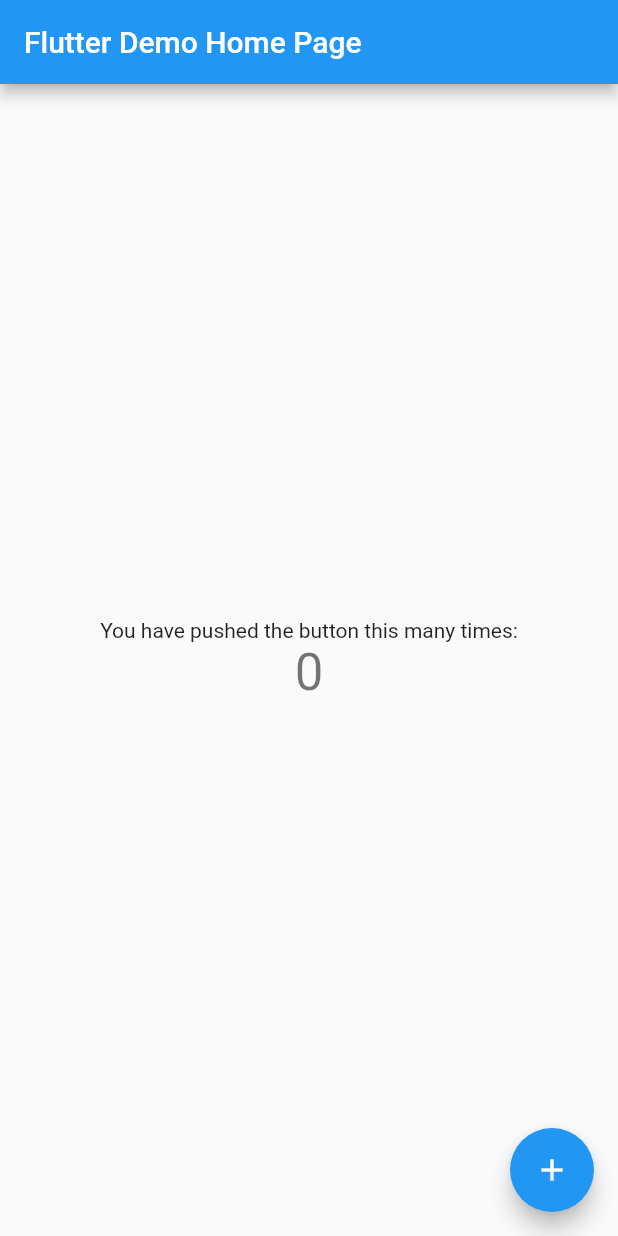
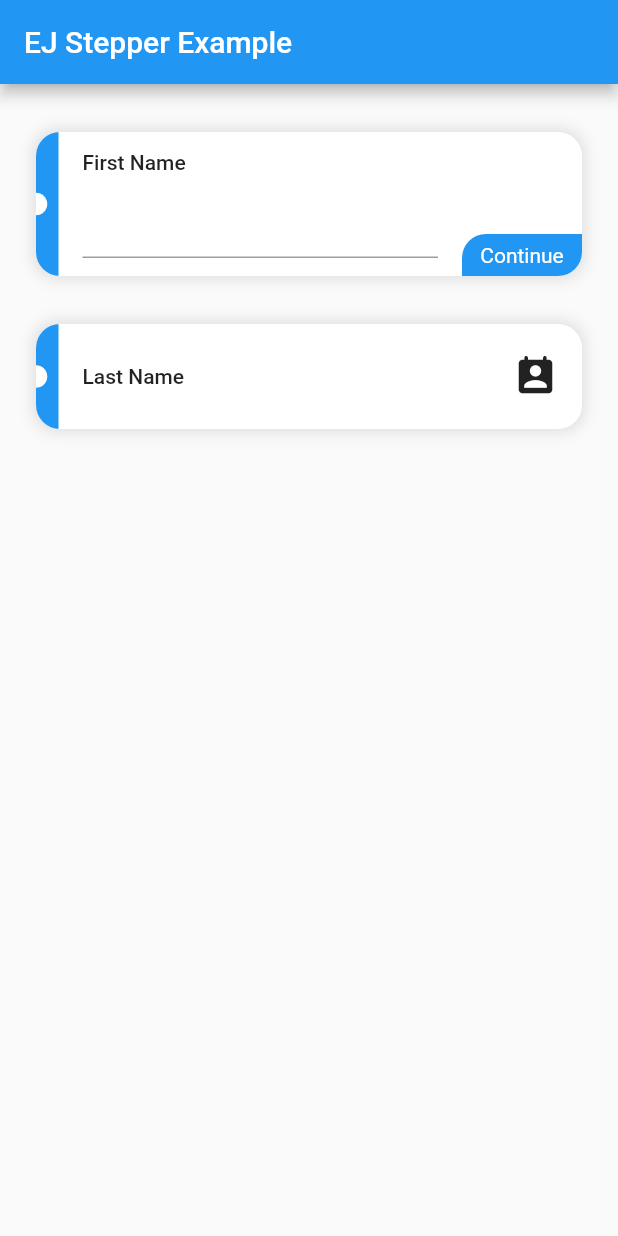
Before and after one commit to EhsnJmli/ej_stepper, a Flutter app: the screen it shows after launch, on a phone screen of 412 x 824 dp. Run offline on Flutter 3.47's test engine with Material 2 defaults, Android fonts, the phone set to English and light mode, and no system bars.

Commit message:
Updated README.md Added Example

```diff
--- a/example/lib/main.dart
+++ b/example/lib/main.dart
@@ -1,3 +1,4 @@
+import 'package:ej_stepper/ej_stepper.dart';
 import 'package:flutter/material.dart';
 
 void main() {
@@ -5,40 +6,20 @@ void main() {
 }
 
 class MyApp extends StatelessWidget {
-  // This widget is the root of your application.
   @override
   Widget build(BuildContext context) {
     return MaterialApp(
-      title: 'Flutter Demo',
+      title: 'EJ Stepper',
       theme: ThemeData(
-        // This is the theme of your application.
-        //
-        // Try running your application with "flutter run". You'll see the
-        // application has a blue toolbar. Then, without quitting the app, try
-        // changing the primarySwatch below to Colors.green and then invoke
-        // "hot reload" (press "r" in the console where you ran "flutter run",
-        // or simply save your changes to "hot reload" in a Flutter IDE).
-        // Notice that the counter didn't reset back to zero; the application
-        // is not restarted.
         primarySwatch: Colors.blue,
       ),
-      home: MyHomePage(title: 'Flutter Demo Home Page'),
+      home: MyHomePage(title: 'EJ Stepper Example'),
     );
   }
 }
 
 class MyHomePage extends StatefulWidget {
   MyHomePage({Key key, this.title}) : super(key: key);
-
-  // This widget is the home page of your application. It is stateful, meaning
-  // that it has a State object (defined below) that contains fields that affect
-  // how it looks.
-
-  // This class is the configuration for the state. It holds the values (in this
-  // case the title) provided by the parent (in this case the App widget) and
-  // used by the build method of the State. Fields in a Widget subclass are
-  // always marked "final".
-
   final String title;
 
   @override
@@ -46,68 +27,112 @@ class MyHomePage extends StatefulWidget {
 }
 
 class _MyHomePageState extends State<MyHomePage> {
-  int _counter = 0;
+  String firstName;
+  String lastName;
 
-  void _incrementCounter() {
-    setState(() {
-      // This call to setState tells the Flutter framework that something has
-      // changed in this State, which causes it to rerun the build method below
-      // so that the display can reflect the updated values. If we changed
-      // _counter without calling setState(), then the build method would not be
-      // called again, and so nothing would appear to happen.
-      _counter++;
-    });
-  }
+  int currentStep = 0;
 
   @override
   Widget build(BuildContext context) {
-    // This method is rerun every time setState is called, for instance as done
-    // by the _incrementCounter method above.
-    //
-    // The Flutter framework has been optimized to make rerunning build methods
-    // fast, so that you can just rebuild anything that needs updating rather
-    // than having to individually change instances of widgets.
+    final theme = Theme.of(context);
+    final textTheme = theme.textTheme;
     return Scaffold(
       appBar: AppBar(
-        // Here we take the value from the MyHomePage object that was created by
-        // the App.build method, and use it to set our appbar title.
         title: Text(widget.title),
       ),
-      body: Center(
-        // Center is a layout widget. It takes a single child and positions it
-        // in the middle of the parent.
-        child: Column(
-          // Column is also a layout widget. It takes a list of children and
-          // arranges them vertically. By default, it sizes itself to fit its
-          // children horizontally, and tries to be as tall as its parent.
-          //
-          // Invoke "debug painting" (press "p" in the console, choose the
-          // "Toggle Debug Paint" action from the Flutter Inspector in Android
-          // Studio, or the "Toggle Debug Paint" command in Visual Studio Code)
-          // to see the wireframe for each widget.
-          //
-          // Column has various properties to control how it sizes itself and
-          // how it positions its children. Here we use mainAxisAlignment to
-          // center the children vertically; the main axis here is the vertical
-          // axis because Columns are vertical (the cross axis would be
-          // horizontal).
-          mainAxisAlignment: MainAxisAlignment.center,
-          children: <Widget>[
-            Text(
-              'You have pushed the button this many times:',
+      body: EJStepper(
+        onLastStepConfirmTap: () {
+          showDialog(
+            context: context,
+            builder: (context) => AlertDialog(
+              content: Column(
+                mainAxisSize: MainAxisSize.min,
+                children: [
+                  Icon(
+                    firstName != null &&
+                            firstName.isNotEmpty &&
+                            lastName != null &&
+                            lastName.isNotEmpty
+                        ? Icons.check_circle_outline
+                        : Icons.close,
+                    size: 100,
+                    color: firstName != null &&
+                            firstName.isNotEmpty &&
+                            lastName != null &&
+                            lastName.isNotEmpty
+                        ? Colors.green
+                        : Colors.red,
+                  ),
+                  SizedBox(height: 8),
+                  Text(
+                    firstName != null &&
+                            firstName.isNotEmpty &&
+                            lastName != null &&
+                            lastName.isNotEmpty
+                        ? 'Done'
+                        : 'Fill all fields',
+                    style: textTheme.headline5,
+                  ),
+                ],
+              ),
             ),
-            Text(
-              '$_counter',
-              style: Theme.of(context).textTheme.headline4,
+          );
+        },
+        steps: [
+          EJStep(
+            title: Text(
+              'First Name',
+              style: textTheme.bodyText1,
             ),
-          ],
-        ),
+            subtitle: firstName != null && firstName.isNotEmpty
+                ? Text(
+                    firstName,
+                    style: textTheme.subtitle2.copyWith(color: Colors.grey),
+                  )
+                : null,
+            leftWidget: Icon(
+              Icons.person,
+              size: 30,
+            ),
+            state: firstName != null && firstName.isNotEmpty
+                ? EJStepState.complete
+                : EJStepState.active,
+            content: TextField(
+              onChanged: (value) {
+                setState(() {
+                  firstName = value;
+                });
+              },
+            ),
+          ),
+          EJStep(
+              title: Text(
+                'Last Name',
+                style: textTheme.bodyText1,
+              ),
+              subtitle: lastName != null && lastName.isNotEmpty
+                  ? Text(
+                      lastName,
+                      style: textTheme.subtitle2.copyWith(color: Colors.grey),
+                    )
+                  : null,
+              leftWidget: Icon(
+                Icons.perm_contact_calendar_rounded,
+                size: 30,
+              ),
+              state: lastName != null && lastName.isNotEmpty
+                  ? EJStepState.complete
+                  : EJStepState.active,
+              content: TextField(
+                onChanged: (value) {
+                  setState(() {
+                    lastName = value;
+                  });
+                },
+              ),
+              stepEnteredLeftWidget: Text('Hint: enter Your last Name')),
+        ],
       ),
-      floatingActionButton: FloatingActionButton(
-        onPressed: _incrementCounter,
-        tooltip: 'Increment',
-        child: Icon(Icons.add),
-      ), // This trailing comma makes auto-formatting nicer for build methods.
     );
   }
 }
--- a/lib/src/stepper.dart
+++ b/lib/src/stepper.dart
@@ -21,69 +21,149 @@ enum EJStepState {
 class EJStep {
   const EJStep({
     this.title,
-    this.content,
+    this.subtitle,
+    @required this.content,
     this.state = EJStepState.active,
-    this.expandedLeftWidget,
+    this.stepEnteredLeftWidget,
     this.leftWidget,
-  }) : assert(state != null);
+  })  : assert(state != null),
+        assert(content != null);
 
-  final String title;
-  final Widget expandedLeftWidget;
+  /// The title of the step that typically describes it.
+  final Widget title;
+
+  /// The subtitle of the step that appears below the title and has a smaller
+  /// font size. It typically gives more details that complement the title.
+  ///
+  /// If null, the subtitle is not shown.
+  final Widget subtitle;
+
+  /// The content of the step that appears below the [title] and [subtitle].
+  final Widget content;
+
+  /// The state of the step which determines the styling of its components.
+  ///
+  /// defaults to [EJStepState.active].
+  final EJStepState state;
+
+  /// The Widget which appears next to the [content] and below
+  /// the [title] and [subtitle] when step is entered.
+  final Widget stepEnteredLeftWidget;
+
+  /// The Widget which appears next to the [title] and [subtitle]
+  /// when step is not entered.
   final Widget leftWidget;
-  final Widget content;
-  final EJStepState state;
 }
 
 class EJStepper extends StatefulWidget {
   const EJStepper({
     Key key,
-    this.steps,
+    @required this.steps,
+    this.scrollPhysics,
     this.onStepTapped,
-    this.onStepContinue,
-    this.onStepCancel,
+    this.onStepNext,
+    this.onStepBack,
+    this.onLastStepConfirmTap,
     this.currentStep,
-    this.titleStyle,
     this.backButtonBuilder,
     this.nextButtonBuilder,
     this.leadingActiveColor,
     this.leadingInActiveColor,
-    this.onLastStepConfirmTap,
     this.leadingDisableColor,
     this.leadingErrorColor,
     this.leadingCompleteColor,
     this.stepsMargin = _stepsMargin,
-  }) : super(key: key);
+  })  : assert(steps != null),
+        assert(currentStep == null ||
+            (0 <= currentStep && currentStep < steps.length)),
+        super(key: key);
 
+  /// The steps of the stepper whose titles and subtitles always get shown.
+  ///
+  /// The length of [steps] must not change.
   final List<EJStep> steps;
 
+  /// How the stepper's scroll view should respond to user input.
+  ///
+  /// For example, determines how the scroll view continues to
+  /// animate after the user stops dragging the scroll view.
+  ///
+  /// If the stepper is contained within another scrollable it
+  /// can be helpful to set this property to [ClampingScrollPhysics].
+  final ScrollPhysics scrollPhysics;
+
+  /// The callback called when a step is tapped, with its index passed as
+  /// an argument.
+  ///
+  /// Automatically it will change step to tapped step if state of step is not
+  /// [EJStepState.disable].
   final ValueChanged<int> onStepTapped;
 
-  final ValueChanged<int> onStepContinue;
+  /// The callback called when the 'next' button is tapped, with current step index
+  /// passed as an argument.
+  ///
+  /// If null, the steps keeps changing and step change isn't related to
+  /// this function.
+  final ValueChanged<int> onStepNext;
 
-  final ValueChanged<int> onStepCancel;
+  /// The callback called when the 'confirm' button is tapped.
+  /// 'confirm' button only displayed in last step instead of 'next' button.
+  final VoidCallback onLastStepConfirmTap;
 
+  /// The callback called when the 'back' button is tapped, with current step index
+  /// passed as an argument.
+  ///
+  /// If null, the steps keeps changing and step changing isn't related to
+  /// this function.
+  final ValueChanged<int> onStepBack;
+
+  /// The index into [steps] of the current step whose content is displayed.
   final int currentStep;
 
-  final TextStyle titleStyle;
-
+  /// The callback for creating custom back button.
+  ///
+  /// If null, the default back button which is the [child] will be used.
+  ///
+  /// This callback which takes in a child , an index which is the index of current step
+  /// and a functions: [onBackPressed].
+  /// It can be used to control the stepper.
+  /// For example, keeping track of the [currentStep] within the callback can
+  /// change the text of the back button depending on which step users are at.
   final Widget Function(VoidCallback onBackPressed, Widget child, int index)
       backButtonBuilder;
 
+  /// The callback for creating custom next button.
+  ///
+  /// If null, the default next button which is the [child] will be used.
+  ///
+  /// This callback which takes in a child , an index which is the index of current step
+  /// and a functions: [onNextPressed].
+  /// It can be used to control the stepper.
+  /// For example, keeping track of the [currentStep] within the callback can
+  /// change the text of the next button depending on which step users are at.
   final Widget Function(VoidCallback onNextPressed, Widget child, int index)
       nextButtonBuilder;
 
+  /// Color of leading when step's state is [EJStepState.active] and stepper is
+  /// in this step.
   final Color leadingActiveColor;
 
+  /// Color of leading when step's state is [EJStepState.active] and stepper is not
+  /// in this step.
   final Color leadingInActiveColor;
 
+  /// Color of leading when step's state is [EJStepState.disable].
   final Color leadingDisableColor;
 
+  /// Color of leading when step's state is [EJStepState.error].
   final Color leadingErrorColor;
 
+  /// Color of leading when step's state is [EJStepState.complete].
   final Color leadingCompleteColor;
 
-  final VoidCallback onLastStepConfirmTap;
-
+  /// Margin of each step.
+  ///
+  /// defaults to [_stepsMargin].
   final EdgeInsets stepsMargin;
 
   @override
@@ -137,8 +217,8 @@ class _EJStepperState extends State<EJStepper> {
   void _onBack(int index) {
     if (widget.steps[index - 1].state != EJStepState.disable) {
       _changeStep(index - 1);
-      if (widget.onStepCancel != null) {
-        widget.onStepCancel(index);
+      if (widget.onStepBack != null) {
+        widget.onStepBack(index);
       }
     }
   }
@@ -152,8 +232,8 @@ class _EJStepperState extends State<EJStepper> {
     } else {
       if (widget.steps[index + 1].state != EJStepState.disable) {
         _changeStep(index + 1);
-        if (widget.onStepContinue != null) {
-          widget.onStepContinue(index);
+        if (widget.onStepNext != null) {
+          widget.onStepNext(index);
         }
       }
     }
@@ -163,6 +243,7 @@ class _EJStepperState extends State<EJStepper> {
   Widget build(BuildContext context) => Padding(
         padding: const EdgeInsets.all(16),
         child: ListView(
+          physics: widget.scrollPhysics,
           shrinkWrap: true,
           children: List.generate(
             widget.steps.length,
@@ -171,70 +252,19 @@ class _EJStepperState extends State<EJStepper> {
         ),
       );
 
-  Widget _buildTitle(int index) => Text(
-        widget.steps[index].title,
-        style: widget.titleStyle ?? Theme.of(context).textTheme.headline6,
-      );
-
-  Widget _buildLeftChild(int index) => _isCurrent(index)
-      ? widget.steps[index].expandedLeftWidget
-      : widget.steps[index].leftWidget;
-
-  Widget _buildNextButton(int index) {
-    final child = Container(
-      padding: const EdgeInsets.symmetric(horizontal: 8, vertical: 6),
-      decoration: BoxDecoration(
-        color: Colors.blue,
-        borderRadius: BorderRadiusDirectional.only(
-          topStart: Radius.circular(16),
-        ),
-      ),
-      constraints: BoxConstraints(minWidth: 80),
-      child: Text(
-        index == widget.steps.length - 1
-            ? MaterialLocalizations.of(context).okButtonLabel
-            : MaterialLocalizations.of(context).continueButtonLabel,
-        textAlign: TextAlign.center,
-        style:
-            Theme.of(context).textTheme.bodyText2.copyWith(color: Colors.white),
-      ),
-    );
-    return widget.nextButtonBuilder != null
-        ? widget.nextButtonBuilder(() => _onNext(index), child, index)
-        : GestureDetector(onTap: () => _onNext(index), child: child);
-  }
-
-  Widget _buildBackButton(int index) {
-    final child = Container(
-      padding: const EdgeInsets.symmetric(horizontal: 8, vertical: 6),
-      decoration: BoxDecoration(
-        color: Colors.blue,
-        borderRadius: BorderRadiusDirectional.only(
-          bottomStart: Radius.circular(16),
-        ),
-      ),
-      constraints: BoxConstraints(minWidth: 80),
-      child: Text(
-        MaterialLocalizations.of(context).backButtonTooltip,
-        textAlign: TextAlign.center,
-        style:
-            Theme.of(context).textTheme.bodyText2.copyWith(color: Colors.white),
-      ),
-    );
-    return widget.backButtonBuilder != null
-        ? widget.backButtonBuilder(() => _onBack(index), child, index)
-        : GestureDetector(onTap: () => _onBack(index), child: child);
-  }
-
-  Widget _buildStep(int index) => GestureDetector(
+  Widget _buildStep(int index) => InkWell(
+        focusColor: Colors.transparent,
+        highlightColor: Colors.transparent,
+        hoverColor: Colors.transparent,
+        splashColor: Colors.transparent,
         onTap: () {
           if (index != _currentStep) {
             if (widget.steps[index].state != EJStepState.disable) {
               _changeStep(index);
             }
-            if (widget.onStepTapped != null) {
-              widget.onStepTapped(index);
-            }
+          }
+          if (widget.onStepTapped != null) {
+            widget.onStepTapped(index);
           }
         },
         child: Container(
@@ -343,4 +373,69 @@ class _EJStepperState extends State<EJStepper> {
           ),
         ),
       );
+
+  Widget _buildTitle(int index) => Column(
+        crossAxisAlignment: CrossAxisAlignment.start,
+        mainAxisAlignment: MainAxisAlignment.spaceEvenly,
+        children: [
+          if (widget.steps[index].title != null)
+            widget.steps[index].title
+          else
+            SizedBox(),
+          if (widget.steps[index].subtitle != null)
+            widget.steps[index].subtitle,
+        ],
+      );
+
+  Widget _buildLeftChild(int index) => _isCurrent(index)
+      ? widget.steps[index].stepEnteredLeftWidget
+      : widget.steps[index].leftWidget;
+
+  Widget _buildNextButton(int index) {
+    final child = Container(
+      padding: const EdgeInsets.symmetric(horizontal: 8, vertical: 6),
+      decoration: BoxDecoration(
+        color: Colors.blue,
+        borderRadius: BorderRadiusDirectional.only(
+          topStart: Radius.circular(16),
+        ),
+      ),
+      constraints: BoxConstraints(minWidth: 80),
+      child: Text(
+        index == widget.steps.length - 1
+            ? MaterialLocalizations.of(context).okButtonLabel
+            : MaterialLocalizations.of(context).continueButtonLabel,
+        textAlign: TextAlign.center,
+        style:
+            Theme.of(context).textTheme.bodyText2.copyWith(color: Colors.white),
+      ),
+    );
+    return widget.nextButtonBuilder != null
+        ? (widget.nextButtonBuilder(() => _onNext(index), child, index) ??
+            child)
+        : GestureDetector(onTap: () => _onNext(index), child: child);
+  }
+
+  Widget _buildBackButton(int index) {
+    final child = Container(
+      padding: const EdgeInsets.symmetric(horizontal: 8, vertical: 6),
+      decoration: BoxDecoration(
+        color: Colors.blue,
+        borderRadius: BorderRadiusDirectional.only(
+          bottomStart: Radius.circular(16),
+        ),
+      ),
+      constraints: BoxConstraints(minWidth: 80),
+      child: Text(
+        MaterialLocalizations.of(context).backButtonTooltip,
+        textAlign: TextAlign.center,
+        style:
+            Theme.of(context).textTheme.bodyText2.copyWith(color: Colors.white),
+      ),
+    );
+    return widget.backButtonBuilder != null
+        ? (widget.backButtonBuilder(() => _onBack(index), child, index) ??
+            child)
+        : GestureDetector(onTap: () => _onBack(index), child: child);
+  }
 }
--- a/pubspec.yaml
+++ b/pubspec.yaml
@@ -1,6 +1,6 @@
 name: ej_stepper
-description: Stepper with a brand new design.
-version: 0.0.1
+description: Stepper with a brand new design. Easy to use with similar properties to material stepper.
+version: 0.0.2
 homepage: https://github.com/EhsnJmli/ej_stepper.git
 
 environment:
```
Also changed, not shown: example/pubspec.yaml (+2 -56 lines), example/pubspec.lock, 2 other files.
